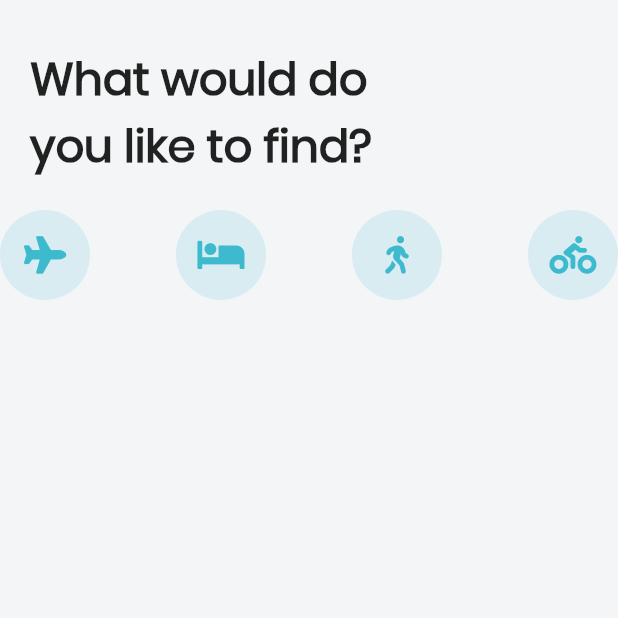
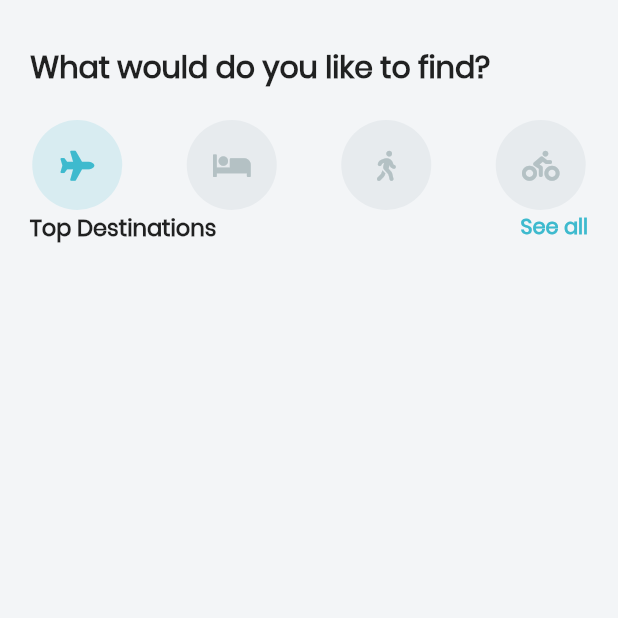
Before and after one commit to Fredmanzi/travel, a Flutter app: the screen it shows after launch, on a phone screen of 412 x 824 dp, the top half of it. Run offline on Flutter 3.47's test engine with Material 2 defaults, Android fonts, the phone set to English and light mode, and no system bars; our stand-ins replace font_awesome_flutter.

Commit message:
add row for destinations

```diff
--- a/lib/screens/home_screen.dart
+++ b/lib/screens/home_screen.dart
@@ -8,6 +8,7 @@ class HomeScreen extends StatefulWidget {
 }
 
 class _HomeScreenState extends State<HomeScreen> {
+  int _selectedIndex = 0;
   List<IconData> _icons = [
     FontAwesomeIcons.plane,
     FontAwesomeIcons.bed,
@@ -15,17 +16,28 @@ class _HomeScreenState extends State<HomeScreen> {
     FontAwesomeIcons.biking
   ];
   Widget _buildIcon(int index) {
-    return Container(
+    return GestureDetector(
+      onTap: () {
+        setState(() {
+          _selectedIndex = index;
+        });
+      },
+      child: Container(
         height: 60.0,
         width: 60.0,
         decoration: BoxDecoration(
           borderRadius: BorderRadius.circular(30.0),
-        color: Theme.of(context).accentColor,
+          color: _selectedIndex == index
+              ? Theme.of(context).accentColor
+              : Color(0xFFE7EBEE),
         ),
         child: Icon(
           _icons[index],
-        size: 25.0,
-        color: Theme.of(context).primaryColor,
+          size: 20.0,
+          color: _selectedIndex == index
+              ? Theme.of(context).primaryColor
+              : Color(0xFFB4C1C4),
+        ),
       ),
     );
   }
@@ -38,22 +50,53 @@ class _HomeScreenState extends State<HomeScreen> {
         padding: EdgeInsets.symmetric(vertical: 30.0),
         children: <Widget>[
           Padding(
-            padding: EdgeInsets.only(left: 20.0, right: 120.0),
+            padding: EdgeInsets.only(left: 20.0, right: 80.0),
             child: Text(
               'What would do you like to find?',
               style: TextStyle(
-                  fontSize: 30.0,
+                  fontSize: 20.0,
                   fontFamily: 'Poppins',
                   fontWeight: FontWeight.bold),
             ),
           ),
           SizedBox(height: 20.0),
           Row(
-            mainAxisAlignment: MainAxisAlignment.spaceBetween,
+              mainAxisAlignment: MainAxisAlignment.spaceAround,
               children: _icons
                   .asMap()
                   .entries
-                  .map((MapEntry map) => _buildIcon(map.key),).toList()
+                  .map(
+                    (MapEntry map) => _buildIcon(map.key),
+                  )
+                  .toList()),
+          Column(
+            children: <Widget>[
+              Padding(
+                padding: EdgeInsets.symmetric(horizontal: 20.0),
+                child: Row(
+                  mainAxisAlignment: MainAxisAlignment.spaceBetween,
+                  children: <Widget>[
+                    Text(
+                      'Top Destinations',
+                      style: TextStyle(
+                        fontSize: 15.0,
+                        fontWeight: FontWeight.bold,
+                        fontFamily: 'Poppins',
+//                    letterSpacing: 1.0
+                      ),
+                    ),
+                    Text(
+                      'See all',
+                      style: TextStyle(
+                          color: Theme.of(context).primaryColor,
+                          fontFamily: 'Poppins',
+                          fontWeight: FontWeight.w600),
+
+                    )
+                  ],
+                ),
+              )
+            ],
           )
         ],
       )),
```
Lines whose indentation alone changed are shown as unchanged.
